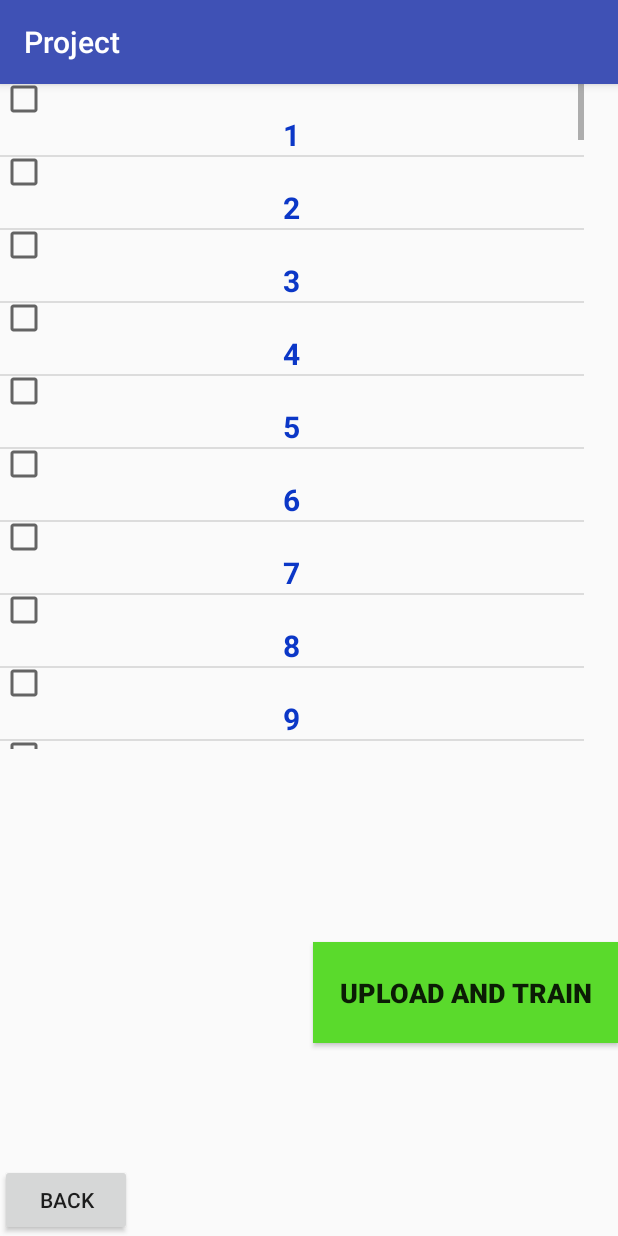
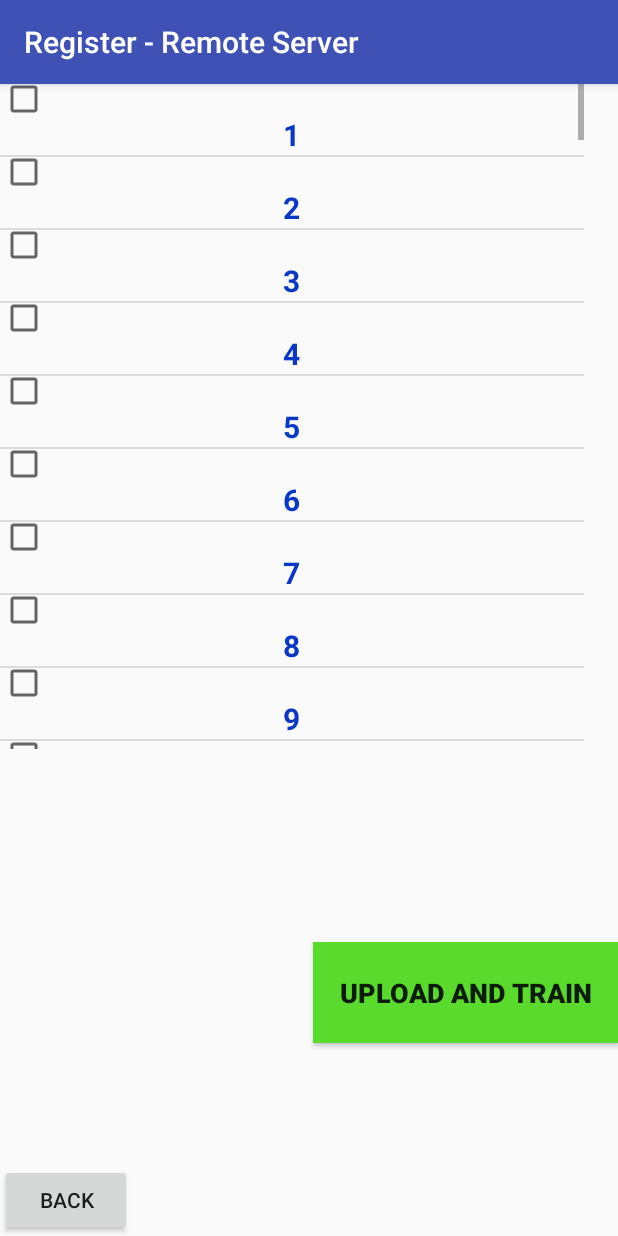
Before and after one commit to lioujheyu/cse535_BrainNet, an Android app: the screen it shows after launch (MainActivity), after a tap on "REGISTER", on a phone screen of 412 x 824 dp. Run offline under Robolectric (Android 15) with nearby library versions, the phone set to English and light mode, and no system bars.

Commit message:
Change action bar's title according to server type while registering

```diff
--- a/Project/app/src/main/java/group7/project/MainActivity.java
+++ b/Project/app/src/main/java/group7/project/MainActivity.java
@@ -22,8 +22,11 @@ import java.util.ArrayList;
 import java.util.List;
 import android.widget.AdapterView;
 
+public class MainActivity extends AppCompatActivity {
 
-public class MainActivity extends AppCompatActivity {
+    public static final int REMOTE = 0;
+    public static final int FOG = 1;
+    public static final int ADAPTIVE = 2;
 
     public class Item {
         boolean checked;
@@ -117,6 +120,7 @@ public class MainActivity extends AppCompatActivity {
     private Button registerbutton, loginbutton;
     private RadioGroup radioGroup;
     private String serverchoose;
+    private int serverType;
 
     String db_path = Environment.getExternalStorageDirectory() + "/Android/Data/PROJECT_DATA";
     String remote_serverURL = "https://www.lioujheyu.com";
@@ -149,8 +153,13 @@ public class MainActivity extends AppCompatActivity {
     }
 
 
-    public void jump_to_register_server(){
+    public void jump_to_register_server(int serverType){
         setContentView(R.layout.upload_layout);
+        if (serverType == REMOTE)
+            setTitle("Register - Remote Server");
+        else if (serverType == FOG)
+            setTitle("Register - Fog Server");
+
         listView = (ListView)findViewById(R.id.listview);
 
         initItems();
@@ -201,7 +210,7 @@ public class MainActivity extends AppCompatActivity {
 
     }
 
-    public void jump_to_login_server(){
+    public void jump_to_login_server(int serverType){
         setContentView(R.layout.test_layout);
         listView = (ListView)findViewById(R.id.listview);
 
@@ -254,7 +263,7 @@ public class MainActivity extends AppCompatActivity {
 
     public void jump_to_page_1() {
         setContentView(R.layout.activity_main);
-
+        setTitle("Project");
 
         registerbutton = (Button) findViewById(R.id.button);
         loginbutton = (Button) findViewById(R.id.button2);
@@ -267,10 +276,14 @@ public class MainActivity extends AppCompatActivity {
             @Override
             public void onClick(View v) {
                 serverchoose = ((RadioButton) findViewById(radioGroup.getCheckedRadioButtonId())).getText().toString();
-                if(serverchoose == "Remote server")
+                if(serverchoose.equals("Remote server")) {
                     serverURL = remote_serverURL;
-                else if(serverchoose == "Fog server")
+                    serverType = REMOTE;
+                }
+                else if(serverchoose.equals("Fog server")) {
                     serverURL = fog_serverURL;
+                    serverType = FOG;
+                }
 
                 mToast = Toast.makeText(MainActivity.this, serverchoose, Toast.LENGTH_SHORT);
                 mToast.show();
@@ -281,7 +294,7 @@ public class MainActivity extends AppCompatActivity {
                         mToast.cancel();
                     }
                 }, 500);
-                jump_to_register_server();
+                jump_to_register_server(serverType);
             }
         });
 
@@ -289,10 +302,14 @@ public class MainActivity extends AppCompatActivity {
             @Override
             public void onClick(View v) {
                 serverchoose = ((RadioButton) findViewById(radioGroup.getCheckedRadioButtonId())).getText().toString();
-                if(serverchoose == "Remote server")
+                if(serverchoose.equals("Remote server")) {
                     serverURL = remote_serverURL;
-                else if(serverchoose == "Fog server")
+                    serverType = REMOTE;
+                }
+                else if(serverchoose.equals("Fog server")) {
                     serverURL = fog_serverURL;
+                    serverType = FOG;
+                }
 
                 mToast = Toast.makeText(MainActivity.this, serverchoose, Toast.LENGTH_SHORT);
                 mToast.show();
@@ -303,7 +320,7 @@ public class MainActivity extends AppCompatActivity {
                         mToast.cancel();
                     }
                 }, 500);
-                jump_to_login_server();
+                jump_to_login_server(serverType);
             }
         });
     }
```
